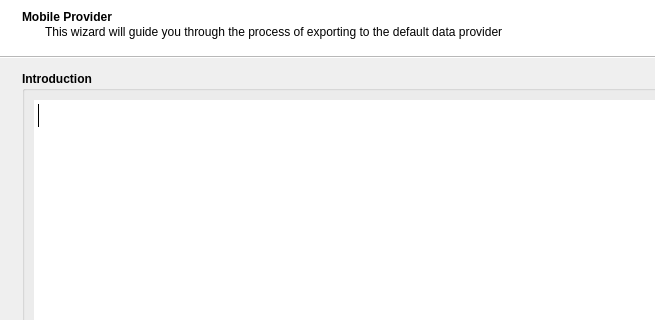
Qt form stdm/ui/mobile_data_provider/ui_mobile_provider_wizard.ui (gltn/stdm) before a commit; both pictures show x 0 to 655 and y 0 to 320 of the 836 by 629 pixel window.
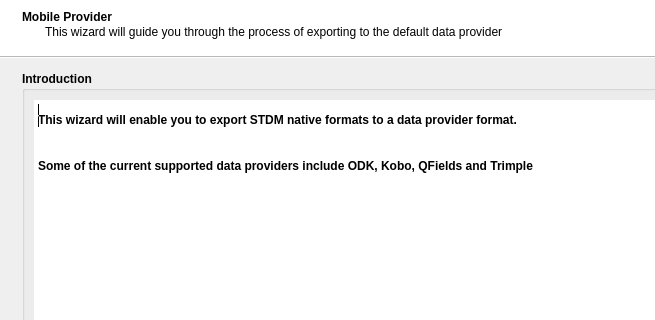
The same form after that commit.

```diff
--- a/stdm/ui/mobile_data_provider/ui_mobile_provider_wizard.ui
+++ b/stdm/ui/mobile_data_provider/ui_mobile_provider_wizard.ui
@@ -78,6 +78,15 @@
          <property name="frameShadow">
           <enum>QFrame::Raised</enum>
          </property>
+         <property name="html">
+          <string>&lt;!DOCTYPE HTML PUBLIC &quot;-//W3C//DTD HTML 4.0//EN&quot; &quot;http://www.w3.org/TR/REC-html40/strict.dtd&quot;&gt;
+&lt;html&gt;&lt;head&gt;&lt;meta name=&quot;qrichtext&quot; content=&quot;1&quot; /&gt;&lt;style type=&quot;text/css&quot;&gt;
+p, li { white-space: pre-wrap; }
+&lt;/style&gt;&lt;/head&gt;&lt;body style=&quot; font-family:'MS Shell Dlg 2'; font-size:14pt; font-weight:600; font-style:normal;&quot;&gt;
+&lt;p style=&quot; margin-top:0px; margin-bottom:0px; margin-left:0px; margin-right:0px; -qt-block-indent:0; text-indent:0px;&quot;&gt;&lt;span style=&quot; vertical-align:sub;&quot;&gt;This wizard will enable you to export STDM native formats to a data provider format.&lt;/span&gt;&lt;/p&gt;
+&lt;p style=&quot;-qt-paragraph-type:empty; margin-top:0px; margin-bottom:0px; margin-left:0px; margin-right:0px; -qt-block-indent:0; text-indent:0px; vertical-align:sub;&quot;&gt;&lt;br /&gt;&lt;/p&gt;
+&lt;p style=&quot; margin-top:0px; margin-bottom:0px; margin-left:0px; margin-right:0px; -qt-block-indent:0; text-indent:0px;&quot;&gt;&lt;span style=&quot; vertical-align:sub;&quot;&gt;Some of the current supported data providers include ODK, Kobo, QFields and Trimple&lt;/span&gt;&lt;/p&gt;&lt;/body&gt;&lt;/html&gt;</string>
+         </property>
         </widget>
        </item>
       </layout>
```
Left out of the diff: 8 changed lines with no effect on the pictures.
